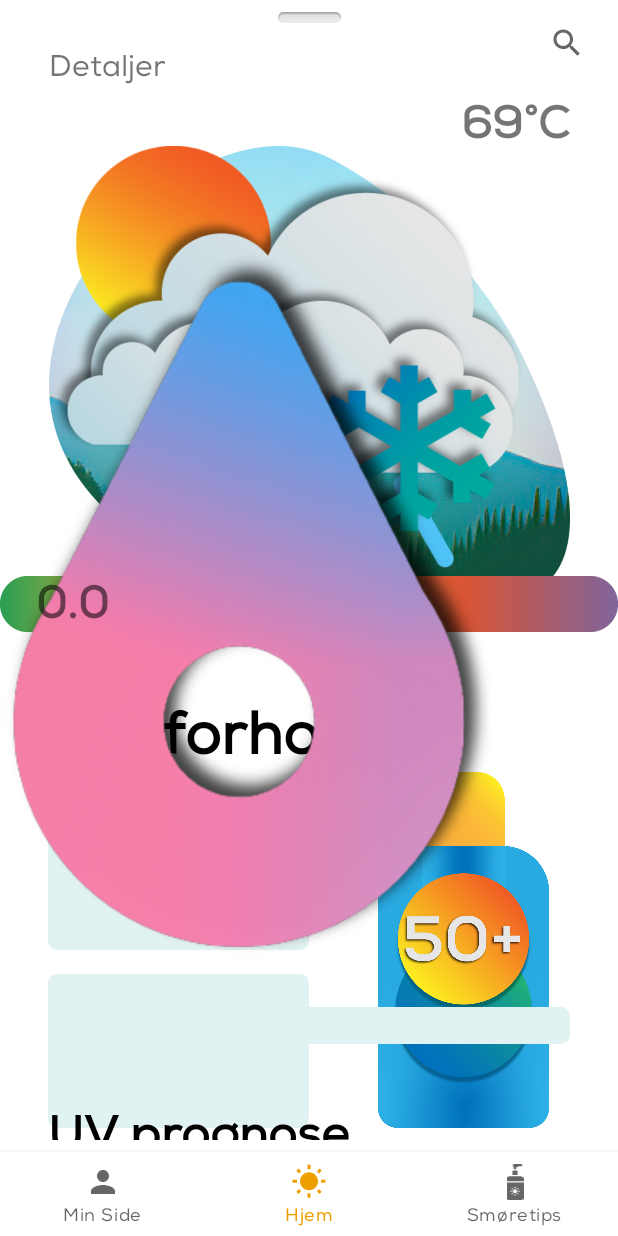
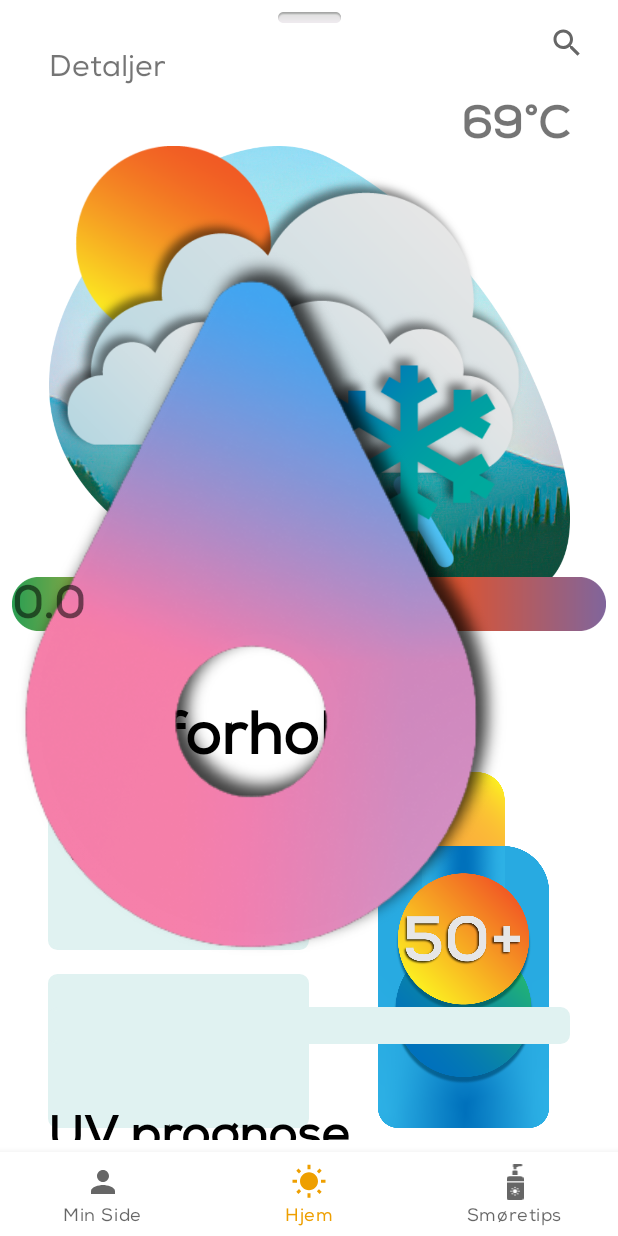
Before and after one commit to lx358hcl/solbrentapp, an Android app: the screen it shows after launch (MainActivity), on a phone screen of 412 x 824 dp. Run offline under Robolectric (Android 15) with nearby library versions, the phone set to English and light mode, and no system bars; our stand-ins replace navigation-ui; libraries missing offline, so code that uses them is left out: androidx.percentlayout.widget, com.github.kittinunf.fuel, com.tbuonomo.viewpagerdotsindicator; plain views replace DotsIndicator, PercentRelativeLayout, SlidingUpPanelLayout; 1 statement that could not run was skipped.

Commit message:
La til kjempekul infosak med slidingview og dots. Endret også smøretid til 2 timer siden helsenorge anbefaler å smøre seg hver andre time. Gjorde teksten mer lesbar og fikset feil tekst på steder. Bedre arkitektur i slide kortet. Noen constraint fikses også.

```diff
--- a/app/src/main/java/com/example/in2000_team32/ui/home/HomeFragment.kt
+++ b/app/src/main/java/com/example/in2000_team32/ui/home/HomeFragment.kt
@@ -503,9 +503,11 @@
         if (d > 11.0) {
             info.startMarginPercent = f - 0.02f
             binding.textViewUvPinTall.setText("11+")
+            binding.textViewUvPinTall.gravity = Gravity.END
         } else if (d >= 10.5 && d <= 11.0) {
             info.startMarginPercent = f - 0.05f
             binding.textViewUvPinTall.setText(d.toString())
+            binding.textViewUvPinTall.gravity = Gravity.CENTER
         } else if (d <= 0.4) {
             info.startMarginPercent = 0.0f
             binding.textViewUvPinTall.gravity = Gravity.START
@@ -513,6 +515,7 @@
         } else {
             info.startMarginPercent = f - 0.05f
             binding.textViewUvPinTall.setText(d.toString())
+            binding.textViewUvPinTall.gravity = Gravity.CENTER
         }
         view.requestLayout()
     }
--- a/app/src/main/res/layout/fragment_home.xml
+++ b/app/src/main/res/layout/fragment_home.xml
@@ -282,7 +282,9 @@
                 android:id="@+id/progressBarLayout"
                 android:layout_width="match_parent"
                 android:layout_height="wrap_content"
+                android:layout_marginStart="8dp"
                 android:layout_marginTop="64dp"
+                android:layout_marginEnd="8dp"
                 app:layout_constraintBottom_toTopOf="@+id/detaljView"
                 app:layout_constraintEnd_toEndOf="@+id/detaljView"
                 app:layout_constraintHorizontal_bias="0.5"
@@ -330,8 +332,6 @@
                 <androidx.percentlayout.widget.PercentRelativeLayout
                     android:layout_width="match_parent"
                     android:layout_height="match_parent"
-                    android:layout_marginStart="24dp"
-                    android:layout_marginEnd="24dp"
                     app:layout_constraintBottom_toBottomOf="parent"
                     app:layout_constraintEnd_toEndOf="parent"
                     app:layout_constraintStart_toStartOf="parent"
@@ -531,9 +531,9 @@
                     android:id="@+id/constraintLayoutMap"
                     android:layout_width="match_parent"
                     android:layout_height="0dp"
-                    android:layout_marginStart="32dp"
+                    android:layout_marginStart="16dp"
                     android:layout_marginTop="8dp"
-                    android:layout_marginEnd="32dp"
+                    android:layout_marginEnd="16dp"
                     android:layout_marginBottom="8dp"
                     app:layout_constraintBottom_toBottomOf="parent"
                     app:layout_constraintEnd_toEndOf="parent"
```
Also changed, not shown: app/src/main/java/com/example/in2000_team32/ui/map/MapFragment.kt (+3 -10 lines), app/src/main/res/layout/cardextended.xml (+3 -5 lines).
